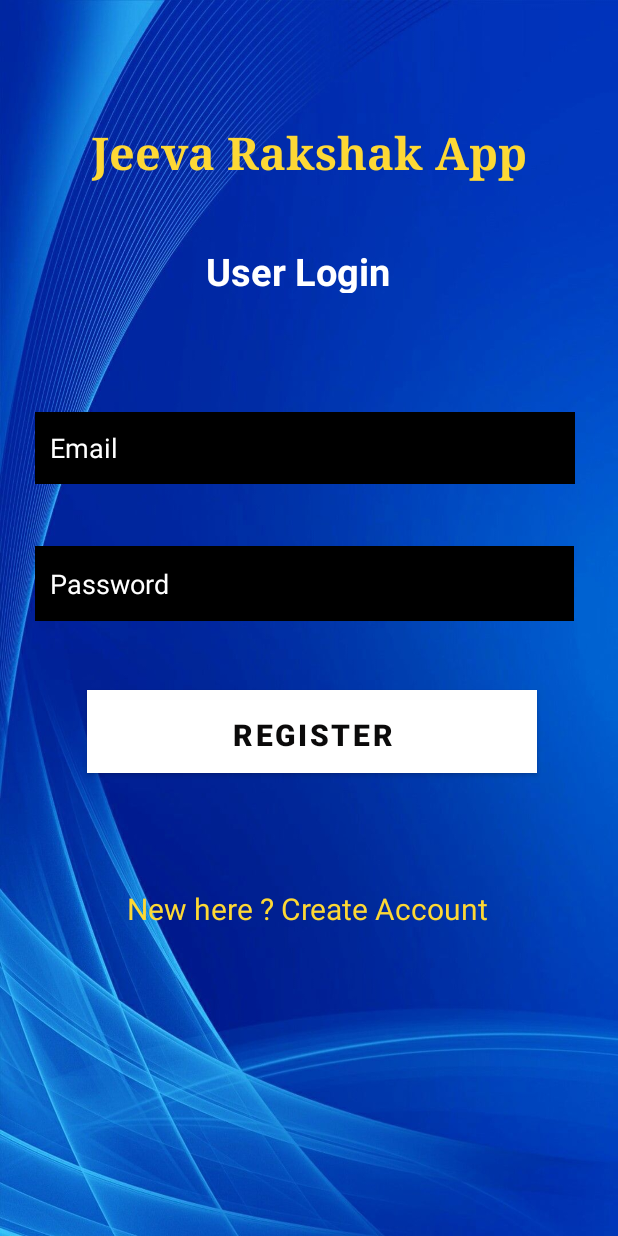
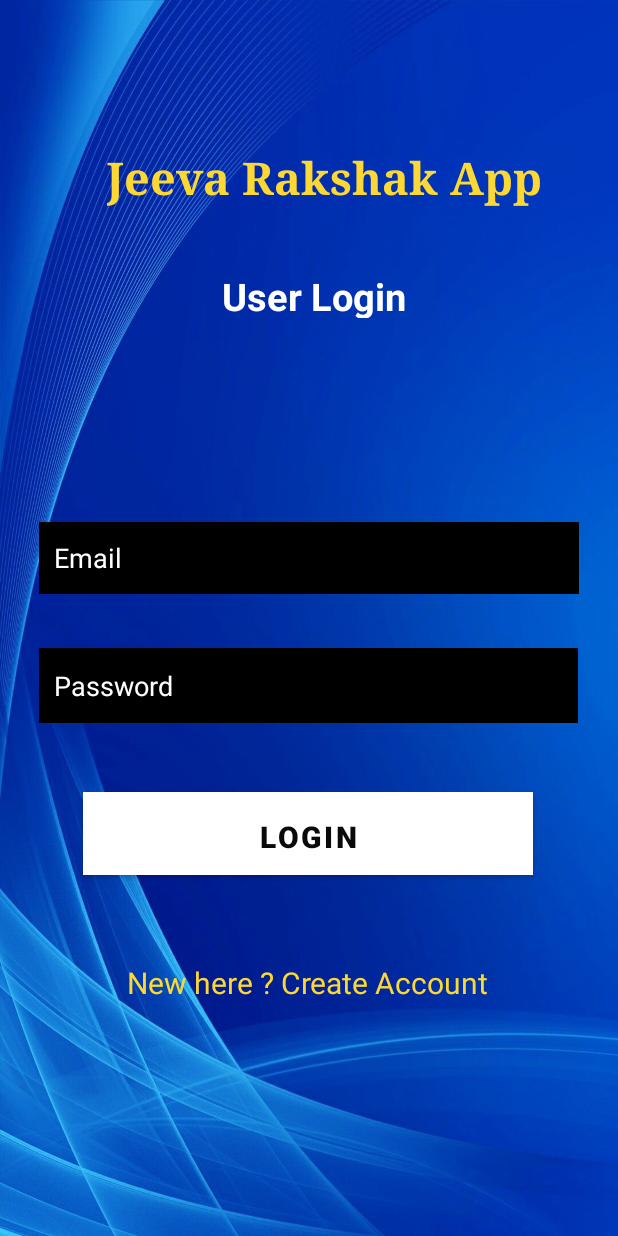
Before and after one commit to kushal-p1699/Accident-Detection-System, an Android app: the layout activity_login_.xml on its own in the app's theme, with its tools: preview values and no code run, on a phone screen of 412 x 824 dp. Run offline under Robolectric (Android 15) with nearby library versions, the phone set to English and light mode, and no system bars.

Commit message:
login bugs cleared -by kushal

```diff
--- a/app/build.gradle
+++ b/app/build.gradle
@@ -30,6 +30,7 @@ android {
 }
 
 dependencies {
+    implementation platform('com.google.firebase:firebase-bom:26.8.0')
 
     implementation 'androidx.appcompat:appcompat:1.2.0'
     implementation 'com.google.android.material:material:1.3.0'
--- a/app/src/main/AndroidManifest.xml
+++ b/app/src/main/AndroidManifest.xml
@@ -12,8 +12,8 @@
         android:supportsRtl="true"
         android:theme="@style/Theme.AccidentDetectionSystem">
         <activity android:name=".Register_Activity"></activity>
-        <activity android:name=".Login_Activity" />
-        <activity android:name=".MainActivity">
+        <activity android:name=".MainActivity" />
+        <activity android:name=".Login_Activity">
             <intent-filter>
                 <action android:name="android.intent.action.MAIN" />
 
--- a/app/src/main/java/com/example/accidentdetectionsystem/Register_Activity.java
+++ b/app/src/main/java/com/example/accidentdetectionsystem/Register_Activity.java
@@ -31,7 +31,7 @@ public class Register_Activity extends AppCompatActivity {
         setContentView(R.layout.activity_register_);
 
         mregsiterbutton = findViewById(R.id.regsiterbutton);
-        loginbutton = findViewById(R.id.createtext);
+        loginbutton = findViewById(R.id.id_goToRegister);
 
         fullname = findViewById(R.id.Fullname);
         email = findViewById(R.id.email);
--- a/app/src/main/res/layout/activity_login_.xml
+++ b/app/src/main/res/layout/activity_login_.xml
@@ -18,9 +18,10 @@
         android:textStyle="bold"
         app:layout_constraintBottom_toTopOf="@+id/textView4"
         app:layout_constraintEnd_toEndOf="parent"
+        app:layout_constraintHorizontal_bias="0.582"
         app:layout_constraintStart_toStartOf="parent"
         app:layout_constraintTop_toTopOf="parent"
-        app:layout_constraintVertical_bias="0.661" />
+        app:layout_constraintVertical_bias="0.703" />
 
     <TextView
         android:id="@+id/textView4"
@@ -32,9 +33,10 @@
         android:textStyle="bold"
         app:layout_constraintBottom_toTopOf="@+id/email"
         app:layout_constraintEnd_toEndOf="parent"
+        app:layout_constraintHorizontal_bias="0.54"
         app:layout_constraintStart_toStartOf="parent"
         app:layout_constraintTop_toTopOf="parent"
-        app:layout_constraintVertical_bias="0.672" />
+        app:layout_constraintVertical_bias="0.57" />
 
     <EditText
         android:id="@+id/email"
@@ -49,15 +51,16 @@
         android:textColorHint="#FFFFFF"
         app:layout_constraintBottom_toTopOf="@+id/Password"
         app:layout_constraintEnd_toEndOf="parent"
-        app:layout_constraintHorizontal_bias="0.45"
+        app:layout_constraintHorizontal_bias="0.494"
         app:layout_constraintStart_toStartOf="parent"
         app:layout_constraintTop_toTopOf="parent"
-        app:layout_constraintVertical_bias="0.87" />
+        app:layout_constraintVertical_bias="0.906" />
 
     <EditText
         android:id="@+id/Password"
         android:layout_width="359dp"
         android:layout_height="50dp"
+        android:layout_marginTop="432dp"
         android:background="@color/black"
         android:ems="10"
         android:hint="Password"
@@ -66,20 +69,19 @@
         android:textColorHint="#FFFFFF"
         app:layout_constraintBottom_toTopOf="@+id/regsiterbutton"
         app:layout_constraintEnd_toEndOf="parent"
-        app:layout_constraintHorizontal_bias="0.442"
+        app:layout_constraintHorizontal_bias="0.49"
         app:layout_constraintStart_toStartOf="parent"
         app:layout_constraintTop_toTopOf="parent"
         app:layout_constraintVertical_bias="0.887" />
 
     <Button
-        android:id="@+id/regsiterbutton"
+        android:id="@+id/login_btn"
         android:layout_width="300dp"
         android:layout_height="55dp"
-        android:layout_marginTop="460dp"
+        android:layout_marginTop="528dp"
         android:background="@color/white"
-        android:hint="Register"
         android:padding="10dp"
-        android:text="Register"
+        android:text="Login"
         android:textColor="#0B0A0A"
         android:textColorHint="#050505"
         android:textSize="20sp"
@@ -87,12 +89,12 @@
         app:backgroundTint="#FFFFFF"
         app:cornerRadius="10dp"
         app:layout_constraintEnd_toEndOf="parent"
-        app:layout_constraintHorizontal_bias="0.515"
+        app:layout_constraintHorizontal_bias="0.496"
         app:layout_constraintStart_toStartOf="parent"
         app:layout_constraintTop_toTopOf="parent" />
 
     <TextView
-        android:id="@+id/createtext"
+        android:id="@+id/id_goToRegister"
         android:layout_width="243dp"
         android:layout_height="30dp"
         android:text="New here ? Create Account"
@@ -101,14 +103,15 @@
         app:layout_constraintBottom_toTopOf="@+id/progressBar"
         app:layout_constraintEnd_toEndOf="parent"
         app:layout_constraintStart_toStartOf="parent"
-        app:layout_constraintTop_toBottomOf="@+id/regsiterbutton"
-        app:layout_constraintVertical_bias="0.428" />
+        app:layout_constraintTop_toBottomOf="@+id/login_btn"
+        app:layout_constraintVertical_bias="0.613" />
 
     <ProgressBar
         android:id="@+id/progressBar"
         style="?android:attr/progressBarStyle"
         android:layout_width="wrap_content"
         android:layout_height="wrap_content"
+        android:layout_marginBottom="68dp"
         android:visibility="invisible"
         app:layout_constraintBottom_toBottomOf="parent"
         app:layout_constraintEnd_toEndOf="parent"
```
Also changed, not shown: app/src/main/java/com/example/accidentdetectionsystem/Login_Activity.java (+36 -16 lines), app/src/main/res/layout/activity_main.xml (+13 -7 lines), app/src/main/res/layout/activity_register_.xml (+6 -6 lines), gradle/wrapper/gradle-wrapper.properties.
